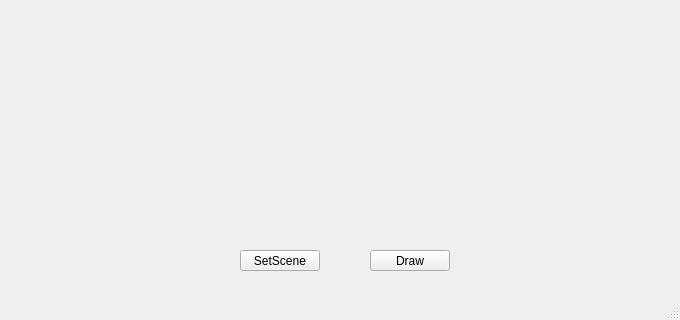
Qt form lab3/mainwindow.ui (Inlucker/OOP) before a commit; both pictures show x 120 to 800 and y 280 to 600 of the 800 by 600 pixel window.
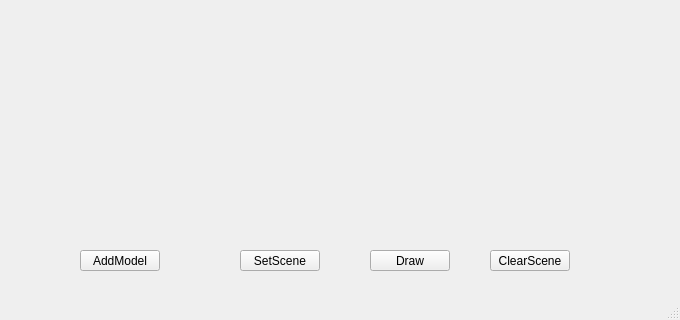
The same form after that commit.

Commit message: added clearScene cmd

```diff
--- a/lab3/mainwindow.ui
+++ b/lab3/mainwindow.ui
@@ -51,6 +51,32 @@
      <string>Draw</string>
     </property>
    </widget>
+   <widget class="QPushButton" name="ClearSceneBtn">
+    <property name="geometry">
+     <rect>
+      <x>610</x>
+      <y>530</y>
+      <width>80</width>
+      <height>21</height>
+     </rect>
+    </property>
+    <property name="text">
+     <string>ClearScene</string>
+    </property>
+   </widget>
+   <widget class="QPushButton" name="AddModelBtn">
+    <property name="geometry">
+     <rect>
+      <x>200</x>
+      <y>530</y>
+      <width>80</width>
+      <height>21</height>
+     </rect>
+    </property>
+    <property name="text">
+     <string>AddModel</string>
+    </property>
+   </widget>
   </widget>
   <widget class="QMenuBar" name="menubar">
    <property name="geometry">
```
Left out of the diff: 4 changed lines with no effect on the pictures. The commit also changes 15 other files.
